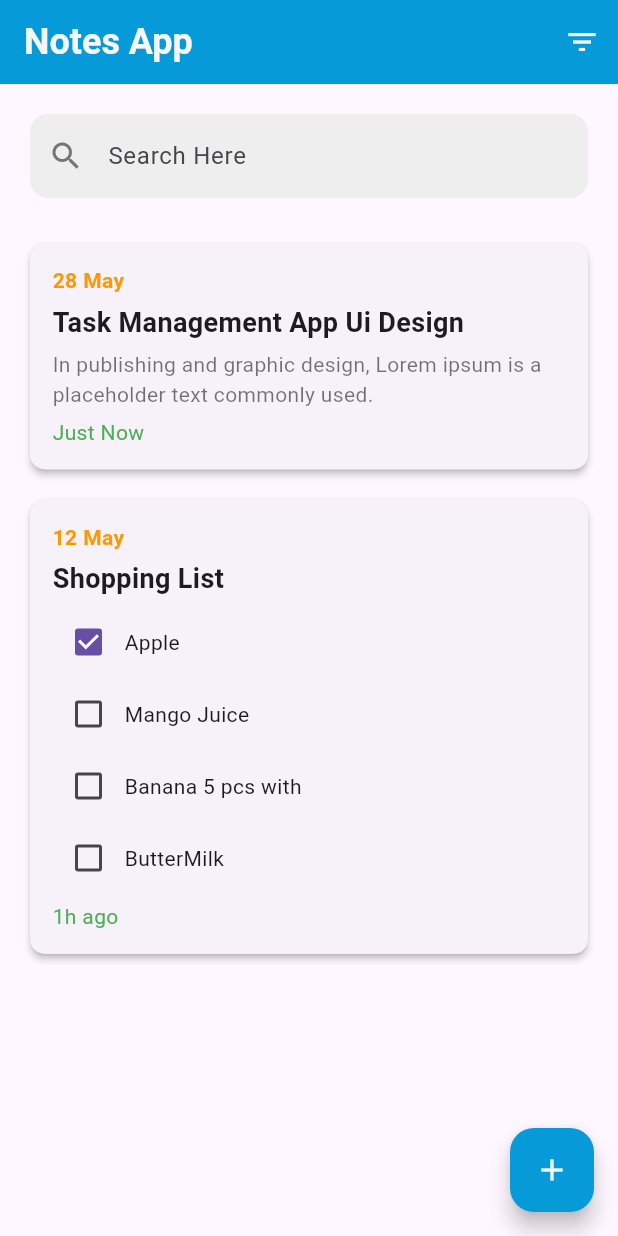
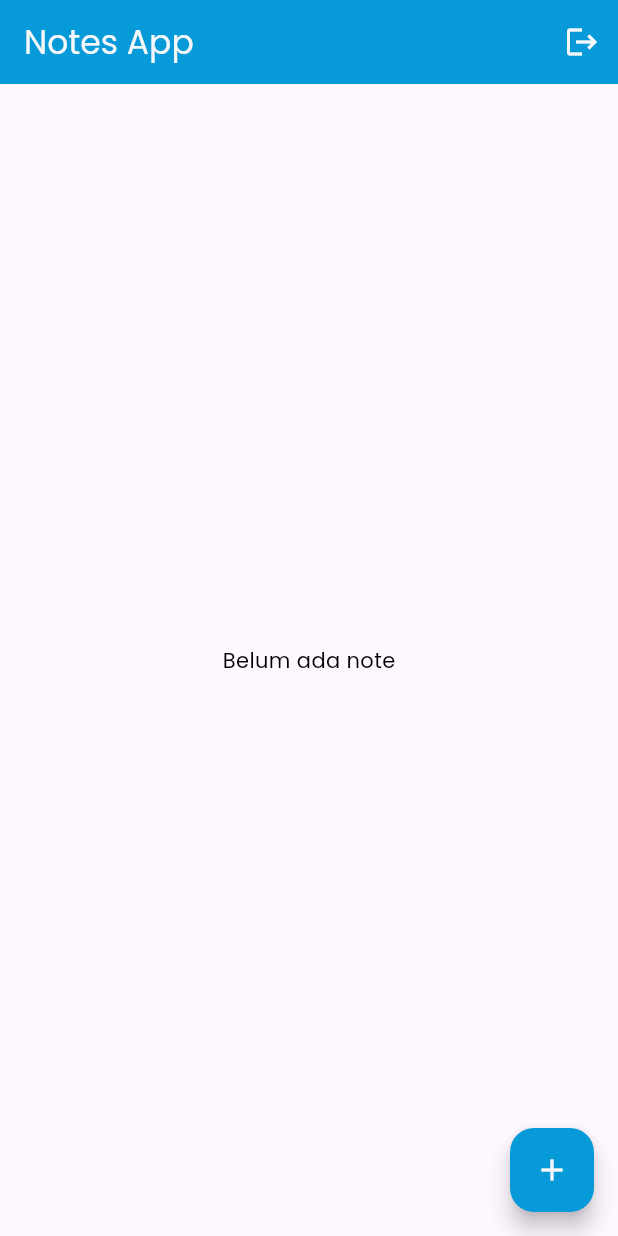
Before and after one commit to shandikadav/intermediate-mobile-amcc24, a Flutter app: the HomePage screen opened by its route, on a phone screen of 412 x 824 dp. Run offline on Flutter 3.47's test engine with Material 3 defaults, Android fonts, the phone set to English and light mode, and no system bars; our stand-ins replace bloc, firebase_auth, firebase_core, flutter_bloc, go_router, google_fonts; accounts and stored records are empty.

Commit message:
feat : adding revision ui

```diff
--- a/lib/pages/home_page.dart
+++ b/lib/pages/home_page.dart
@@ -1,68 +1,19 @@
 import 'package:flutter/material.dart';
-import 'package:intermediate_mobile_amcc24/pages/add_note_page.dart';
-import 'package:intermediate_mobile_amcc24/pages/detai_note_page.dart';
 import 'package:intermediate_mobile_amcc24/shared/themes/theme.dart';
 
 class HomePage extends StatefulWidget {
-  const HomePage({super.key});
+  const HomePage({Key? key}) : super(key: key);
 
   @override
   _HomePageState createState() => _HomePageState();
 }
 
 class _HomePageState extends State<HomePage> {
-  List<Map<String, dynamic>> notes = [
-    {
-      'date': '28 May',
-      'title': 'Task Management App Ui Design',
-      'content':
-          'In publishing and graphic design, Lorem ipsum is a placeholder text commonly used.',
-      'status': 'Just Now',
-      'isTask': false,
-    },
-    {
-      'date': '12 May',
-      'title': 'Shopping List',
-      'content': ['Apple', 'Mango Juice', 'Banana 5 pcs with', 'ButterMilk'],
-      'status': '1h ago',
-      'isTask': true,
-      'completedTasks': ['Apple'],
-    }
-  ];
+  List<Map<String, dynamic>> notes = [];
 
-  void addNewNote(String title, String content) {
-    setState(() {
-      notes.add({
-        'date': 'Today',
-        'title': title,
-        'content': content,
-        'status': 'Just Now',
-        'isTask': false,
-      });
-    });
-  }
-
-  void openNotePage(BuildContext context, Map<String, dynamic> note) {
-    Navigator.push(
-      context,
-      MaterialPageRoute(
-        builder: (context) => DetailNotePage(note: note),
-      ),
-    );
-  }
-
-  void openAddNotePage(BuildContext context) {
-    Navigator.push(
-      context,
-      MaterialPageRoute(
-        builder: (context) => AddNotePage(
-          onSave: (String title, String content) {
-            addNewNote(title, content);
-            Navigator.pop(context);
-          },
-        ),
-      ),
-    );
+  @override
+  void initState() {
+    super.initState();
   }
 
   @override
@@ -70,99 +21,63 @@ class _HomePageState extends State<HomePage> {
     return Scaffold(
       appBar: AppBar(
         backgroundColor: primaryColor,
-        elevation: 0,
         title: Text(
           'Notes App',
-          style: TextStyle(
-            color: whiteColor,
-            fontSize: 24,
-            fontWeight: FontWeight.bold,
-          ),
+          style: whiteColorTextStyle,
         ),
         actions: [
           IconButton(
             icon: Icon(
-              Icons.filter_list,
+              Icons.logout,
               color: whiteColor,
             ),
             onPressed: () {},
           ),
         ],
       ),
-      body: SafeArea(
-        child: Padding(
-          padding: const EdgeInsets.all(20.0),
-          child: Column(
-            children: [
-              TextField(
-                decoration: InputDecoration(
-                  hintText: 'Search Here',
-                  prefixIcon: Icon(Icons.search, color: Colors.grey[600]),
-                  filled: true,
-                  fillColor: Colors.grey[200],
-                  border: OutlineInputBorder(
-                    borderRadius: BorderRadius.circular(12),
-                    borderSide: BorderSide.none,
+      body: Padding(
+        padding: const EdgeInsets.all(10.0),
+        child: notes.isEmpty
+            ? Center(
+                child: Text(
+                  'Belum ada note',
+                  style: blackColorTextStyle,
                 ),
+              )
+            : GridView.builder(
+                gridDelegate: SliverGridDelegateWithFixedCrossAxisCount(
+                  crossAxisCount: 2, // Menampilkan 2 item per baris
+                  crossAxisSpacing: 10,
+                  mainAxisSpacing: 10,
                 ),
-              ),
-              const SizedBox(height: 20),
-              Expanded(
-                child: ListView.builder(
                 itemCount: notes.length,
                 itemBuilder: (context, index) {
                   return GestureDetector(
-                      onTap: () => openNotePage(context, notes[index]),
+                    onTap: () {},
                     child: Card(
-                        shape: RoundedRectangleBorder(
-                          borderRadius: BorderRadius.circular(10),
-                        ),
-                        elevation: 2,
-                        margin: const EdgeInsets.symmetric(vertical: 10),
+                      margin: EdgeInsets.zero,
                       child: Padding(
-                          padding: const EdgeInsets.all(15),
+                        padding: const EdgeInsets.all(8.0),
                         child: Column(
                           crossAxisAlignment: CrossAxisAlignment.start,
                           children: [
                             Text(
-                                notes[index]['date'],
-                                style: const TextStyle(
-                                  color: Colors.orange,
+                              notes[index]['title'],
+                              style: blackColorTextStyle.copyWith(
                                 fontWeight: FontWeight.bold,
+                                fontSize: 16,
                               ),
+                              maxLines: 1,
+                              overflow: TextOverflow.ellipsis,
                             ),
-                              const SizedBox(height: 5),
-                              Text(
-                                notes[index]['title'],
-                                style: const TextStyle(
-                                  fontSize: 18,
-                                  fontWeight: FontWeight.bold,
-                                ),
-                              ),
-                              const SizedBox(height: 5),
-                              if (notes[index]['isTask'])
-                                ...notes[index]['content'].map<Widget>((task) {
-                                  bool isCompleted = notes[index]
-                                          ['completedTasks']
-                                      .contains(task);
-                                  return Row(
-                                    children: [
-                                      Checkbox(
-                                          value: isCompleted,
-                                          onChanged: (val) {}),
-                                      Text(task),
-                                    ],
-                                  );
-                                }).toList()
-                              else
+                            const SizedBox(height: 8),
                             Text(
                               notes[index]['content'],
-                                  style: const TextStyle(color: Colors.black54),
+                              style: blackColorTextStyle.copyWith(
+                                fontSize: 12,
                               ),
-                              const SizedBox(height: 5),
-                              Text(
-                                notes[index]['status'],
-                                style: const TextStyle(color: Colors.green),
+                              maxLines: 3,
+                              overflow: TextOverflow.ellipsis,
                             ),
                           ],
                         ),
@@ -172,13 +87,9 @@ class _HomePageState extends State<HomePage> {
                 },
               ),
       ),
-            ],
-          ),
-        ),
-      ),
       floatingActionButton: FloatingActionButton(
-        onPressed: () => openAddNotePage(context),
         backgroundColor: primaryColor,
+        onPressed: () {},
         child: Icon(
           Icons.add,
           color: whiteColor,
--- a/lib/pages/login_page.dart
+++ b/lib/pages/login_page.dart
@@ -122,7 +122,7 @@ class LoginPage extends StatelessWidget {
                           height: 50,
                           child: ElevatedButton(
                             onPressed: () {
-                              context.read().add(
+                              context.read<AuthBloc>().add(
                                     AuthEventLogin(
                                       emailController.text,
                                       passwordController.text,
```
Also changed, not shown: lib/pages/add_note_page.dart (+31 -30 lines), lib/pages/detai_note_page.dart (+41 -25 lines). Lines whose indentation alone changed are shown as unchanged.
